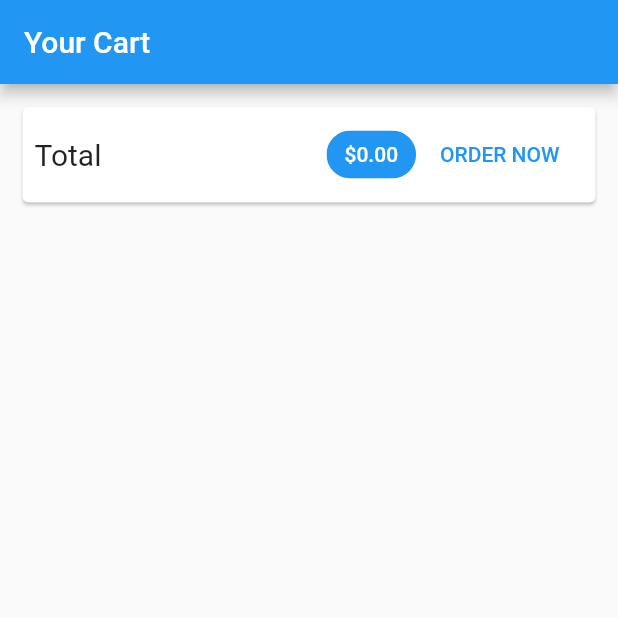
After one commit to ooboqoo/flutter-course, a Flutter app: the CartScreen screen opened directly, after a tap on "ORDER NOW", on a phone screen of 412 x 824 dp, the top half of it. The commit adds this screen. Run offline on Flutter 3.47's test engine with Material 2 defaults, Android fonts, the phone set to English and light mode, and no system bars.

Commit message:
[shop app] play provider

```diff
--- /dev/null
+++ b/lib/app-shop/providers/cart.dart
@@ -0,0 +1,60 @@
+import 'package:flutter/foundation.dart';
+
+@immutable
+class CartItem {
+  final String id;
+  final String title;
+  final int quantity;
+  final double price;
+
+  CartItem({
+    @required this.id,
+    @required this.title,
+    @required this.quantity,
+    @required this.price,
+  });
+}
+
+class Cart with ChangeNotifier {
+  Map<String, CartItem> _items = {};
+
+  Map<String, CartItem> get items => {..._items};
+  int get itemCount => _items.length;
+
+  double get totalAmount {
+    var total = 0.0;
+    _items.forEach((key, cartItem) {
+      total += cartItem.price * cartItem.quantity;
+    });
+    return total;
+  }
+
+  void addItem(String id, double price, String title) {
+    _items.update(
+      id,
+      (old) => CartItem(
+        id: old.id,
+        title: old.title,
+        price: old.price,
+        quantity: old.quantity + 1,
+      ),
+      ifAbsent: () => CartItem(
+        id: DateTime.now().toString(),
+        title: title,
+        price: price,
+        quantity: 1,
+      ),
+    );
+    notifyListeners();
+  }
+
+  void removeItem(String productId) {
+    _items.remove(productId);
+    notifyListeners();
+  }
+
+  void clear() {
+    _items = {};
+    notifyListeners();
+  }
+}
--- /dev/null
+++ b/lib/app-shop/providers/orders.dart
@@ -0,0 +1,37 @@
+import 'package:flutter/foundation.dart';
+
+import 'cart.dart';
+export 'cart.dart' show CartItem;
+
+class Order {
+  final String id;
+  final double amount;
+  final List<CartItem> products;
+  final DateTime dateTime;
+
+  Order({
+    @required this.id,
+    @required this.amount,
+    @required this.products,
+    @required this.dateTime,
+  });
+}
+
+class Orders with ChangeNotifier {
+  List<Order> _orders = [];
+
+  List<Order> get orders => [..._orders];
+
+  void addOrder(List<CartItem> cartProducts, double total) {
+    _orders.insert(
+      0,
+      Order(
+        id: DateTime.now().toString(),
+        amount: total,
+        dateTime: DateTime.now(),
+        products: cartProducts,
+      ),
+    );
+    notifyListeners();
+  }
+}
--- /dev/null
+++ b/lib/app-shop/providers/products.dart
@@ -0,0 +1,77 @@
+import 'package:flutter/material.dart';
+
+class Product {
+  final String id;
+  final String title;
+  final String description;
+  final double price;
+  final String imageUrl;
+  bool isFavorite;
+
+  Product({
+    @required this.id,
+    @required this.title,
+    @required this.description,
+    @required this.price,
+    @required this.imageUrl,
+    this.isFavorite = false,
+  });
+
+  void toggleFavoriteStatus() {
+    isFavorite = !isFavorite;
+  }
+}
+
+class Products with ChangeNotifier {
+  List<Product> _items = [
+    Product(
+      id: 'p1',
+      title: 'Red Shirt',
+      description: 'A red shirt - it is pretty red!',
+      price: 29.99,
+      imageUrl:
+          'https://cdn.pixabay.com/photo/2016/10/02/22/17/red-t-shirt-1710578_1280.jpg',
+    ),
+    Product(
+      id: 'p2',
+      title: 'Trousers',
+      description: 'A nice pair of trousers.',
+      price: 59.99,
+      imageUrl:
+          'https://upload.wikimedia.org/wikipedia/commons/thumb/e/e8/Trousers%2C_dress_%28AM_1960.022-8%29.jpg/512px-Trousers%2C_dress_%28AM_1960.022-8%29.jpg',
+    ),
+    Product(
+      id: 'p3',
+      title: 'Yellow Scarf',
+      description: 'Warm and cozy - exactly what you need for the winter.',
+      price: 19.99,
+      imageUrl:
+          'https://live.staticflickr.com/4043/4438260868_cc79b3369d_z.jpg',
+    ),
+    Product(
+      id: 'p4',
+      title: 'A Pan',
+      description: 'Prepare any meal you want.',
+      price: 49.99,
+      imageUrl:
+          'https://upload.wikimedia.org/wikipedia/commons/thumb/1/14/Cast-Iron-Pan.jpg/1024px-Cast-Iron-Pan.jpg',
+    ),
+  ];
+
+  List<Product> get items {
+    return [..._items];
+  }
+
+  List<Product> get favoriteItems {
+    return _items.where((product) => product.isFavorite).toList();
+  }
+
+  Product findById(String id) {
+    return _items.firstWhere((product) => product.id == id);
+  }
+
+  void addProduct(Product product) {
+    _items.add(product);
+    notifyListeners();
+  }
+}
--- /dev/null
+++ b/lib/app-shop/screens/cart_screen.dart
@@ -0,0 +1,120 @@
+import 'package:flutter/material.dart';
+import 'package:provider/provider.dart';
+
+import '../providers/cart.dart' show Cart;
+import '../providers/orders.dart';
+
+class CartScreen extends StatelessWidget {
+  static const routeName = '/cart';
+
+  @override
+  Widget build(BuildContext context) {
+    final cart = Provider.of<Cart>(context);
+    return Scaffold(
+      appBar: AppBar(
+        title: Text('Your Cart'),
+      ),
+      body: Column(
+        children: <Widget>[
+          Card(
+            margin: EdgeInsets.all(15),
+            child: Padding(
+              padding: EdgeInsets.all(8),
+              child: Row(
+                mainAxisAlignment: MainAxisAlignment.spaceBetween,
+                children: <Widget>[
+                  Text('Total', style: TextStyle(fontSize: 20)),
+                  Spacer(),
+                  Chip(
+                    label: Text(
+                      '\$${cart.totalAmount.toStringAsFixed(2)}',
+                      style: TextStyle(
+                        color: Theme.of(context).primaryTextTheme.title.color,
+                      ),
+                    ),
+                    backgroundColor: Theme.of(context).primaryColor,
+                  ),
+                  FlatButton(
+                    textColor: Theme.of(context).primaryColor,
+                    child: Text('ORDER NOW'),
+                    onPressed: () {
+                      Provider.of<Orders>(context, listen: false).addOrder(
+                        cart.items.values.toList(),
+                        cart.totalAmount,
+                      );
+                      cart.clear();
+                    },
+                  )
+                ],
+              ),
+            ),
+          ),
+          SizedBox(height: 10),
+          Expanded(
+            child: ListView.builder(
+              itemCount: cart.items.length,
+              itemBuilder: (ctx, i) => CartItem(
+                cart.items.values.toList()[i].id,
+                cart.items.keys.toList()[i],
+                cart.items.values.toList()[i].price,
+                cart.items.values.toList()[i].quantity,
+                cart.items.values.toList()[i].title,
+              ),
+            ),
+          )
+        ],
+      ),
+    );
+  }
+}
+
+class CartItem extends StatelessWidget {
+  final String id;
+  final String productId;
+  final double price;
+  final int quantity;
+  final String title;
+
+  CartItem(
+    this.id,
+    this.productId,
+    this.price,
+    this.quantity,
+    this.title,
+  );
+
+  @override
+  Widget build(BuildContext context) {
+    return Dismissible(
+      key: ValueKey(id),
+      background: Container(
+        margin: EdgeInsets.symmetric(horizontal: 15, vertical: 4),
+        padding: EdgeInsets.only(right: 20),
+        color: Theme.of(context).errorColor,
+        alignment: Alignment.centerRight,
+        child: Icon(Icons.delete, color: Colors.white, size: 40),
+      ),
+      direction: DismissDirection.endToStart,
+      onDismissed: (direction) {
+        Provider.of<Cart>(context, listen: false).removeItem(productId);
+      },
+      child: Card(
+        margin: EdgeInsets.symmetric(horizontal: 15, vertical: 4),
+        child: Padding(
+          padding: EdgeInsets.all(8),
+          child: ListTile(
+            leading: CircleAvatar(
+              child: Padding(
+                padding: EdgeInsets.all(5),
+                child: FittedBox(child: Text('\$$price')),
+              ),
+            ),
+            title: Text(title),
+            subtitle: Text('Total: \$${(price * quantity)}'),
+            trailing: Text('$quantity x'),
+          ),
+        ),
+      ),
+    );
+  }
+}
--- a/lib/main.dart
+++ b/lib/main.dart
@@ -3,17 +3,20 @@ import 'package:flutter/material.dart';
 import 'app_counter/app.dart';
 import 'app_quiz/app.dart';
 import 'app_meals/app.dart';
+import 'app-shop/app.dart';
 
 var appList = {
   'Counter App': '/counter-app',
   'Quiz App': '/quiz-app',
-  'Meals App': '/meals-app',
+  'Meals App ( navigation )': '/meals-app',
+  'Shop App ( provider )': '/shop-app',
 };
 
 var appRoutes = {
   '/counter-app': (context) => CounterApp(),
   '/quiz-app': (context) => QuizApp(),
   '/meals-app': (context) => MealsApp(),
+  '/shop-app': (context) => ShopApp(),
 };
 
 void main() => runApp(MyApp());
```
Also changed, not shown: lib/app-shop/app.dart (added, +37 -0 lines), lib/app-shop/screens/orders_screen.dart (added, +99 -0 lines), lib/app-shop/screens/product_detail_screen.dart (added, +45 -0 lines), lib/app-shop/screens/products_overview_screen.dart (added, +150 -0 lines), lib/app-shop/widgets/app_drawer.dart (added, +38 -0 lines), lib/app-shop/widgets/badge.dart (added, +37 -0 lines), pubspec.yaml (+10 -0 lines), assets/fonts/Anton-Regular.ttf (added), assets/fonts/Lato-Bold.ttf (added), assets/fonts/Lato-Regular.ttf (added), pubspec.lock.
